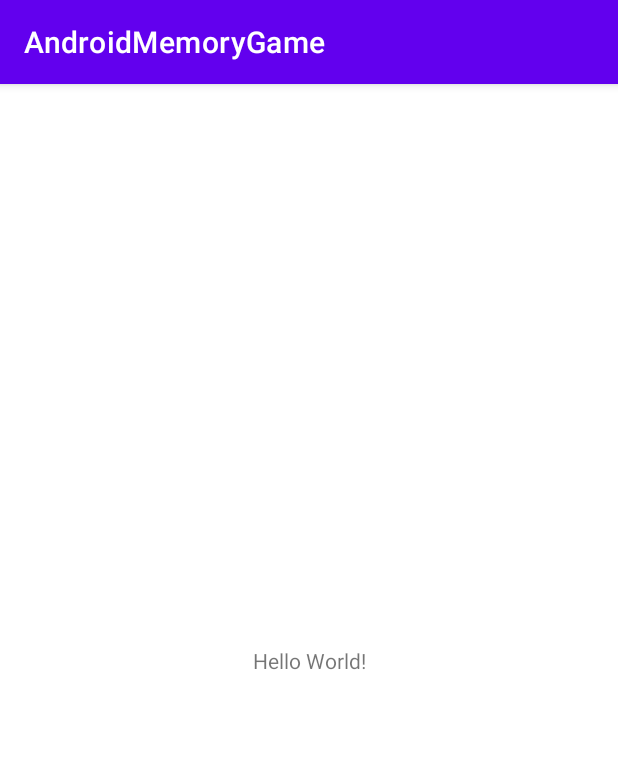
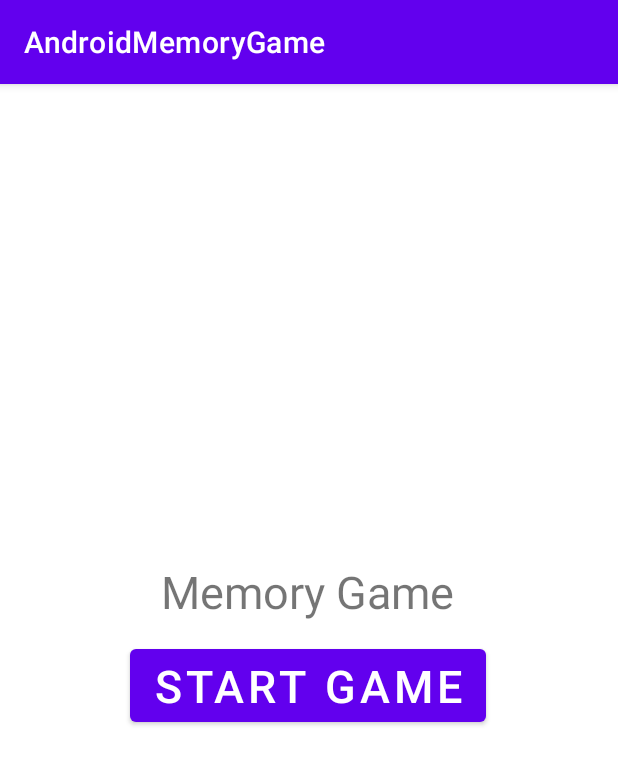
Before and after one commit to 93acy/AndroidMemoryGame, an Android app: the screen it shows after launch (MainActivity), on a phone screen of 412 x 824 dp. Shown: the top 765 px of the screen. Run offline under Robolectric (Android 15) with nearby library versions, the phone set to English and light mode, and no system bars.

```diff
--- a/app/src/main/AndroidManifest.xml
+++ b/app/src/main/AndroidManifest.xml
@@ -16,6 +16,10 @@
                 <category android:name="android.intent.category.LAUNCHER" />
             </intent-filter>
         </activity>
+
+        <activity android:name=".gameActivity">
+
+        </activity>
     </application>
 
 </manifest>
--- a/app/src/main/java/com/example/androidmemorygame/MainActivity.java
+++ b/app/src/main/java/com/example/androidmemorygame/MainActivity.java
@@ -2,13 +2,36 @@ package com.example.androidmemorygame;
 
 import androidx.appcompat.app.AppCompatActivity;
 
+import android.content.Intent;
 import android.os.Bundle;
+import android.view.View;
+import android.widget.Button;
+import android.widget.GridLayout;
 
-public class MainActivity extends AppCompatActivity {
+public class MainActivity extends AppCompatActivity implements View.OnClickListener {
 
     @Override
     protected void onCreate(Bundle savedInstanceState) {
         super.onCreate(savedInstanceState);
         setContentView(R.layout.activity_main);
+
+        Button startGame = findViewById(R.id.startGame);
+        startGame.setOnClickListener(this);
+    }
+
+    @Override
+    public void onClick(View v) {
+        int id = v.getId();
+        Intent intent = null;
+
+        if (id == R.id.startGame) {
+            intent = new Intent(MainActivity.this, gameActivity.class);
+        }
+        if (intent != null) {
+            if (intent.resolveActivity(getPackageManager()) != null) {
+                startActivity(intent);
+            }
+        }
+
     }
 }
--- a/app/src/main/res/layout/activity_main.xml
+++ b/app/src/main/res/layout/activity_main.xml
@@ -9,10 +9,27 @@
     <TextView
         android:layout_width="wrap_content"
         android:layout_height="wrap_content"
-        android:text="Hello World!"
+        android:text="Memory Game"
+        android:textSize="30sp"
         app:layout_constraintBottom_toBottomOf="parent"
+        app:layout_constraintHorizontal_bias="0.497"
         app:layout_constraintLeft_toLeftOf="parent"
         app:layout_constraintRight_toRightOf="parent"
-        app:layout_constraintTop_toTopOf="parent" />
+        app:layout_constraintTop_toTopOf="parent"
+        app:layout_constraintVertical_bias="0.437" />
+
+    <Button
+        android:id="@+id/startGame"
+        android:layout_width="wrap_content"
+        android:layout_height="wrap_content"
+        android:text="Start Game"
+        android:textSize="30sp"
+        android:visibility="visible"
+        app:layout_constraintBottom_toBottomOf="parent"
+        app:layout_constraintHorizontal_bias="0.497"
+        app:layout_constraintLeft_toLeftOf="parent"
+        app:layout_constraintRight_toRightOf="parent"
+        app:layout_constraintTop_toTopOf="parent"
+        app:layout_constraintVertical_bias="0.524" />
 
 </androidx.constraintlayout.widget.ConstraintLayout>
--- a/app/src/main/res/layout/landing_screen.xml
+++ b/app/src/main/res/layout/landing_screen.xml
@@ -9,7 +9,7 @@
         android:id="@+id/buttonstartgame"
         android:layout_width="wrap_content"
         android:layout_height="wrap_content"
-        android:text="@string/startGame"
+        android:text="startGame"
         app:layout_constraintBottom_toBottomOf="parent"
         app:layout_constraintEnd_toEndOf="parent"
         app:layout_constraintHorizontal_bias="0.5"
```
Also changed, not shown: app/src/main/res/drawable/a.png (renamed from app/src/main/res/drawable/1.png), app/src/main/res/drawable/b.png (renamed from app/src/main/res/drawable/2.png), app/src/main/res/drawable/c.png (renamed from app/src/main/res/drawable/3.png), app/src/main/res/drawable/d.png (renamed from app/src/main/res/drawable/4.png), app/src/main/res/drawable/e.png (renamed from app/src/main/res/drawable/5.png), app/src/main/res/drawable/f.png (renamed from app/src/main/res/drawable/6.png), app/src/main/res/drawable/yugiohback.png (renamed from app/src/main/res/drawable/yugioh back.png).
